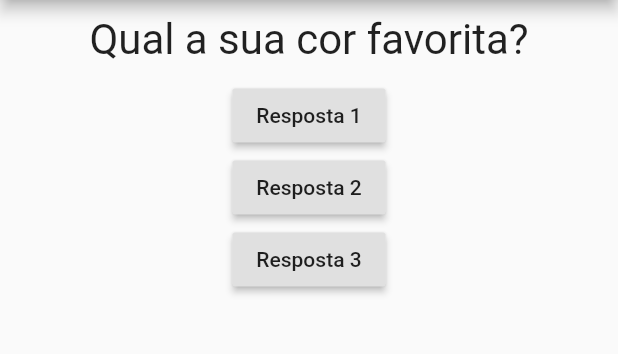
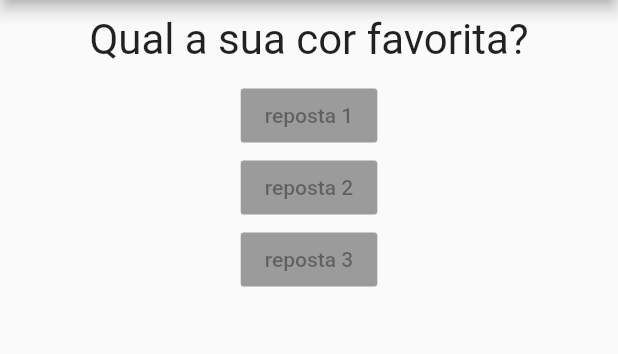
Before and after one commit to ElvesAguiar/flutterLesson, a Flutter app: the screen it shows after launch, on a phone screen of 412 x 824 dp, the part 84-438 px from its top. Run offline on Flutter 3.47's test engine with Material 2 defaults, Android fonts, the phone set to English and light mode, and no system bars.

Commit message:
feat: resposta widget

```diff
--- a/lib/main.dart
+++ b/lib/main.dart
@@ -1,4 +1,5 @@
 import 'package:flutter/material.dart';
+import 'package:projeto_perguntas/resposta.dart';
 import './questao.dart';
 
 main() => runApp(PerguntaApp());
@@ -11,7 +12,7 @@ class _PerguntaAppState extends State<PerguntaApp> {
   var _perguntaSelecionada = 0;
   void _responder() {
     setState(() {
-    _perguntaSelecionada++;
+      _perguntaSelecionada++;
     });
 
     print(_perguntaSelecionada);
@@ -26,9 +27,10 @@ class _PerguntaAppState extends State<PerguntaApp> {
           ),
           body: Column(children: [
             Questao(perguntas.elementAt(_perguntaSelecionada)),
-            RaisedButton(child: Text('Resposta 1'), onPressed: _responder),
-            RaisedButton(child: Text('Resposta 2'), onPressed: _responder),
-            RaisedButton(child: Text('Resposta 3'), onPressed: _responder)
+            Resposta('reposta 1'),
+            Resposta('reposta 2'),
+            Resposta('reposta 3'),
+
           ])),
     );
   }
--- /dev/null
+++ b/lib/resposta.dart
@@ -0,0 +1,12 @@
+import 'package:flutter/material.dart';
+
+class Resposta extends StatelessWidget {
+  final String texto;
+
+  Resposta(this.texto);
+
+  @override
+  Widget build(BuildContext context) {
+    return RaisedButton(child: Text(texto), onPressed: null);
+  }
+}
```
